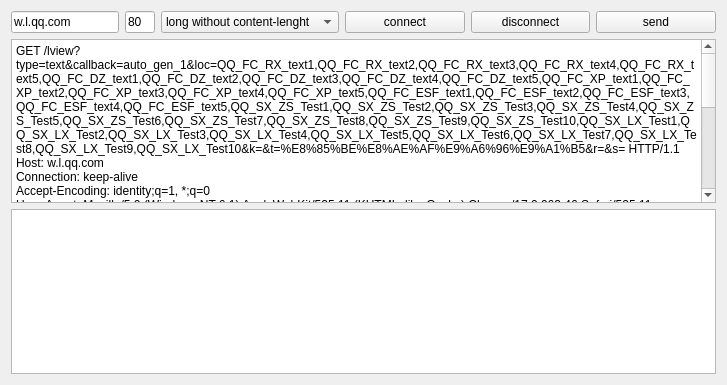
AlloyTeam/Rythem, file composer.ui: the form before one commit.
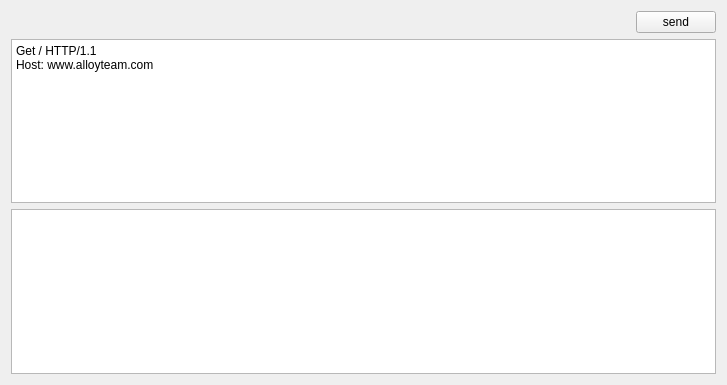
The form after the commit. Custom widgets are drawn as their Qt base class.

Patch:
```diff
--- a/composer.ui
+++ b/composer.ui
@@ -14,98 +14,20 @@
    <string>Sender</string>
   </property>
   <layout class="QGridLayout" name="gridLayout">
-   <item row="0" column="0">
-    <widget class="QLineEdit" name="server">
-     <property name="sizePolicy">
-      <sizepolicy hsizetype="Fixed" vsizetype="Fixed">
-       <horstretch>0</horstretch>
-       <verstretch>0</verstretch>
-      </sizepolicy>
-     </property>
-     <property name="acceptDrops">
-      <bool>false</bool>
-     </property>
-     <property name="text">
-      <string>w.l.qq.com</string>
-     </property>
-     <property name="placeholderText">
-      <string>server</string>
-     </property>
-    </widget>
-   </item>
    <item row="0" column="1">
-    <widget class="QLineEdit" name="port">
-     <property name="sizePolicy">
-      <sizepolicy hsizetype="Minimum" vsizetype="Fixed">
-       <horstretch>0</horstretch>
-       <verstretch>0</verstretch>
-      </sizepolicy>
+    <spacer name="horizontalSpacer">
+     <property name="orientation">
+      <enum>Qt::Horizontal</enum>
      </property>
-     <property name="minimumSize">
+     <property name="sizeHint" stdset="0">
       <size>
-       <width>30</width>
-       <height>0</height>
+       <width>40</width>
+       <height>20</height>
       </size>
      </property>
-     <property name="maximumSize">
-      <size>
-       <width>30</width>
-       <height>16777215</height>
-      </size>
-     </property>
-     <property name="acceptDrops">
-      <bool>false</bool>
-     </property>
-     <property name="text">
-      <string>80</string>
-     </property>
-     <property name="placeholderText">
-      <string>port</string>
-     </property>
-    </widget>
+    </spacer>
    </item>
-   <item row="0" column="2">
-    <widget class="QComboBox" name="requestsComboBox">
-     <property name="sizePolicy">
-      <sizepolicy hsizetype="Fixed" vsizetype="Fixed">
-       <horstretch>0</horstretch>
-       <verstretch>0</verstretch>
-      </sizepolicy>
-     </property>
-     <item>
-      <property name="text">
-       <string>long without content-lenght</string>
-      </property>
-     </item>
-     <item>
-      <property name="text">
-       <string>sort withou content-legth</string>
-      </property>
-     </item>
-    </widget>
-   </item>
-   <item row="0" column="3">
-    <widget class="QPushButton" name="connectbtn">
-     <property name="text">
-      <string>connect</string>
-     </property>
-    </widget>
-   </item>
-   <item row="0" column="4">
-    <widget class="QPushButton" name="disconnectbtn">
-     <property name="text">
-      <string>disconnect</string>
-     </property>
-    </widget>
-   </item>
-   <item row="0" column="5">
-    <widget class="QPushButton" name="sendbtn">
-     <property name="text">
-      <string>send</string>
-     </property>
-    </widget>
-   </item>
-   <item row="1" column="0" colspan="6">
+   <item row="1" column="0" colspan="3">
     <widget class="QPlainTextEdit" name="request">
      <property name="acceptDrops">
       <bool>false</bool>
@@ -117,23 +39,14 @@
       <string>request</string>
      </property>
      <property name="plainText">
-      <string>GET /lview?type=text&amp;callback=auto_gen_1&amp;loc=QQ_FC_RX_text1,QQ_FC_RX_text2,QQ_FC_RX_text3,QQ_FC_RX_text4,QQ_FC_RX_text5,QQ_FC_DZ_text1,QQ_FC_DZ_text2,QQ_FC_DZ_text3,QQ_FC_DZ_text4,QQ_FC_DZ_text5,QQ_FC_XP_text1,QQ_FC_XP_text2,QQ_FC_XP_text3,QQ_FC_XP_text4,QQ_FC_XP_text5,QQ_FC_ESF_text1,QQ_FC_ESF_text2,QQ_FC_ESF_text3,QQ_FC_ESF_text4,QQ_FC_ESF_text5,QQ_SX_ZS_Test1,QQ_SX_ZS_Test2,QQ_SX_ZS_Test3,QQ_SX_ZS_Test4,QQ_SX_ZS_Test5,QQ_SX_ZS_Test6,QQ_SX_ZS_Test7,QQ_SX_ZS_Test8,QQ_SX_ZS_Test9,QQ_SX_ZS_Test10,QQ_SX_LX_Test1,QQ_SX_LX_Test2,QQ_SX_LX_Test3,QQ_SX_LX_Test4,QQ_SX_LX_Test5,QQ_SX_LX_Test6,QQ_SX_LX_Test7,QQ_SX_LX_Test8,QQ_SX_LX_Test9,QQ_SX_LX_Test10&amp;k=&amp;t=%E8%85%BE%E8%AE%AF%E9%A6%96%E9%A1%B5&amp;r=&amp;s= HTTP/1.1
-Host: w.l.qq.com
-Connection: keep-alive
-Accept-Encoding: identity;q=1, *;q=0
-User-Agent: Mozilla/5.0 (Windows NT 6.1) AppleWebKit/535.11 (KHTML, like Gecko) Chrome/17.0.963.46 Safari/535.11
-Accept: */*
-Referer: http://im.qq.com/macqq/index.shtml
-Accept-Language: zh-CN,zh;q=0.8
-Accept-Charset: gb18030,utf-8;q=0.7,*;q=0.3
-Cookie: pgv_r_cookie=116156043288; sd_machines=-1|-1|-1|-1; comment_uin=164473028 %u0069%u0070%u0074%u0074%u006f%u006e; comment_skey=e7eadd2dda7ad02007b2aa2da36d34a7+iptton; old_friend=true; lv_irt_id=fe103783d2a200ef99be838e606bae5d; pvid=8739289251; mbCardUserNotLoginTips=1; pt2gguin=o0164473028; ptisp=ctc; show_id=; o_cookie=164473028; verifysession=h005f594834a73e2d5de281414f85629403925acc6e89b25a779dcb0a60d2147ed189c5a866140b5cc7; pgv_pvid=o_cookie=164473028; pgv_info=ssid=s9100271653&amp;pgvReferrer=
-Range: bytes=48-6116217
+      <string>Get / HTTP/1.1
+Host: www.alloyteam.com
 
 </string>
      </property>
     </widget>
    </item>
-   <item row="2" column="0" colspan="6">
+   <item row="2" column="0" colspan="3">
     <widget class="QPlainTextEdit" name="response">
      <property name="acceptDrops">
       <bool>false</bool>
@@ -146,6 +59,13 @@
      </property>
     </widget>
    </item>
+   <item row="0" column="2">
+    <widget class="QPushButton" name="sendbtn">
+     <property name="text">
+      <string>send</string>
+     </property>
+    </widget>
+   </item>
   </layout>
  </widget>
  <layoutdefault spacing="6" margin="11"/>
```
